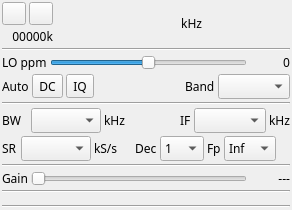
This is plugins/samplesource/sdrplay/sdrplaygui.ui in f4exb/sdrangel as Qt 5 draws it before an edit. The edited form follows.
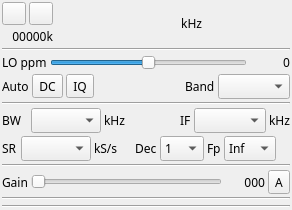
This is the edited form. Icons and pictures are not drawn. Custom widgets are drawn as their Qt base class.

Patch:
```diff
--- a/plugins/samplesource/sdrplay/sdrplaygui.ui
+++ b/plugins/samplesource/sdrplay/sdrplaygui.ui
@@ -564,7 +564,7 @@
         <string>Tuner gain in dB</string>
        </property>
        <property name="text">
-        <string>---</string>
+        <string>000</string>
        </property>
        <property name="alignment">
         <set>Qt::AlignRight|Qt::AlignTrailing|Qt::AlignVCenter</set>
@@ -578,6 +578,13 @@
        </property>
       </widget>
      </item>
+     <item row="0" column="3">
+      <widget class="ButtonSwitch" name="gainAuto">
+       <property name="text">
+        <string>A</string>
+       </property>
+      </widget>
+     </item>
     </layout>
    </item>
    <item>
```
Left out of the diff: 15 changed lines with no effect on the pictures.
